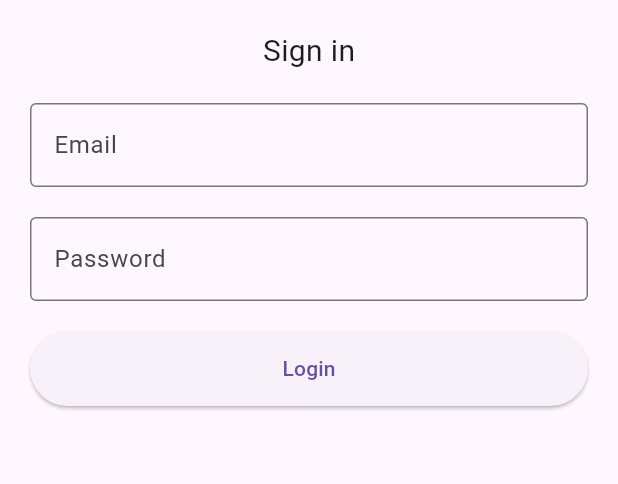
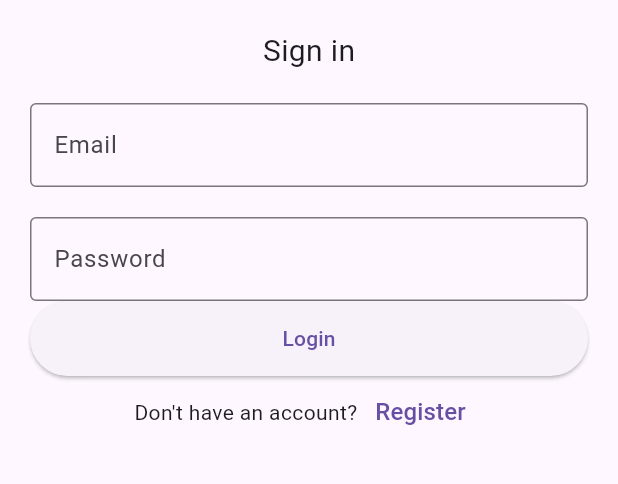
Before and after one commit to CSC-3380-Spring-2025/Team-15, a Flutter app: the screen it shows after launch, on a phone screen of 412 x 824 dp, the part 179-663 px from its top. Run offline on Flutter 3.47's test engine with Material 3 defaults, Android fonts, the phone set to English and light mode, and no system bars; our stand-ins replace audioplayers, firebase_auth, firebase_core, table_calendar; accounts and stored records are empty.

Commit message:
Added user registration

```diff
--- a/fortis/lib/pages/user_login.dart
+++ b/fortis/lib/pages/user_login.dart
@@ -1,7 +1,7 @@
 import 'package:firebase_auth/firebase_auth.dart';
 import 'package:flutter/material.dart';
 
-import '../services/firebase_auth.dart';
+import '/services/firebase_auth.dart';
 import '/main.dart';
 
 class LoginPage extends StatefulWidget {
@@ -12,29 +12,73 @@ class LoginPage extends StatefulWidget {
   }
 
 class _LoginPageState extends State<LoginPage> {
-  TextEditingController emailController = TextEditingController();
-  TextEditingController passwordController = TextEditingController();
   final FirebaseAuthService _firebaseAuthService = FirebaseAuthService();
 
-  void _signIn() async {
-    String email = emailController.text;
-    String password = passwordController.text;
-    User? user = await _firebaseAuthService.signInWithEmailAndPassword(
-      email,
-      password,
-    );
+  void _signIn(String email, String password) async {
+    User? user = await _firebaseAuthService.signInWithEmailAndPassword(email, password);
+
+    if (!mounted) return;
 
     if (user != null) {
-      print("Login successful");
       Navigator.pushReplacement(
         context,
         MaterialPageRoute(builder: (context) => const MainScreen()),
       );
     } else {
       ScaffoldMessenger.of(context).showSnackBar(
-        const SnackBar(
-          content: Text("Login failed, email or password is incorrect"),
+        const SnackBar(content: Text("Login failed, email or password is incorrect")),
+      );
+    }
+  }
+
+  void _toRegstrationPage() {
+    Navigator.push(
+      context,
+      MaterialPageRoute(builder: (context) => const RegistrationPage()),
+    );
+  }
+
+  @override
+  Widget build(BuildContext context) {
+    return Scaffold(
+      appBar: AppBar(title: const Text('Login')),
+      body: CredentialsUI(
+        title: 'Sign in',
+        firstButtonText: 'Login',
+        secondButtonText: 'Register',
+        secondButtonTextNote: "Don't have an account?",
+        onFirstButtonPress: (email, password) {
+          _signIn(email, password);
+        },
+        onSecondButtonPress: _toRegstrationPage,
       ),
+    );
+  }
+}
+
+class RegistrationPage extends StatefulWidget {
+  const RegistrationPage({super.key});
+
+  @override
+  State<RegistrationPage> createState() => _RegistrationPageState();
+}
+
+class _RegistrationPageState extends State<RegistrationPage>{
+  final FirebaseAuthService _firebaseAuthService = FirebaseAuthService();
+
+  void _signUp(String email, String password) async {
+    User? user = await _firebaseAuthService.signUpWithEmailAndPassword(email, password);
+
+    if (!mounted) return;
+
+    if (user != null) {
+      ScaffoldMessenger.of(context).showSnackBar(
+        const SnackBar(content: Text("Registration successful!")),
+      );
+      Navigator.pop(context);
+    } else {
+      ScaffoldMessenger.of(context).showSnackBar(
+        const SnackBar(content: Text("Failed to register, use an email or stronger password. (test message, change later)")),
       );
     }
   }
@@ -42,8 +86,55 @@ class _LoginPageState extends State<LoginPage> {
   @override
   Widget build(BuildContext context) {
     return Scaffold(
-      appBar: AppBar(title: const Text('Login')),
-      body: Padding(
+      appBar: AppBar(title: const Text('Register')),
+      body: CredentialsUI(
+        title: 'Register',
+        firstButtonText: 'Register',
+        secondButtonText: 'Login',
+        secondButtonTextNote: "Already have an account?",
+        onFirstButtonPress: (email, password) {
+          _signUp(email, password);
+        },
+        onSecondButtonPress: () {
+          Navigator.pop(context);
+        },
+      ),
+    );
+  }
+}
+
+class CredentialsUI extends StatefulWidget {
+  final String title;
+  final String firstButtonText;
+  final String secondButtonText;
+  final void Function(String email, String password) onFirstButtonPress;
+  final VoidCallback onSecondButtonPress;
+  final String? secondButtonTextNote;
+
+  const CredentialsUI({
+    required this.title,
+    required this.firstButtonText,
+    required this.secondButtonText,
+    required this.onFirstButtonPress,
+    required this.onSecondButtonPress,
+    this.secondButtonTextNote,
+    super.key
+  });
+
+  @override
+  State<CredentialsUI> createState() => _CredentialsUIState();
+}
+
+class _CredentialsUIState extends State<CredentialsUI> {
+  final TextEditingController _emailController = TextEditingController();
+  final TextEditingController _passwordController = TextEditingController();
+
+  String get email => _emailController.text;
+  String get password => _passwordController.text;
+
+  @override
+  Widget build(BuildContext context) {
+    return Padding(
       padding: const EdgeInsets.all(10.0),
       child: ListView(
         children: <Widget>[
@@ -62,12 +153,15 @@ class _LoginPageState extends State<LoginPage> {
           Container(
             alignment: Alignment.center,
             padding: const EdgeInsets.all(10),
-              child: const Text('Sign in', style: TextStyle(fontSize: 20)),
+            child: Text(
+              widget.title,
+              style: const TextStyle(fontSize: 20),
+            ),
           ),
           Container(
             padding: const EdgeInsets.all(10),
             child: TextField(
-                controller: emailController,
+              controller: _emailController,
               decoration: const InputDecoration(
                 border: OutlineInputBorder(),
                 labelText: 'Email',
@@ -78,7 +172,7 @@ class _LoginPageState extends State<LoginPage> {
             padding: const EdgeInsets.fromLTRB(10, 10, 10, 0),
             child: TextField(
               obscureText: true,
-                controller: passwordController,
+              controller: _passwordController,
               decoration: const InputDecoration(
                 border: OutlineInputBorder(),
                 labelText: 'Password',
@@ -87,14 +181,29 @@ class _LoginPageState extends State<LoginPage> {
           ),
           Container(
             height: 50,
-              margin: const EdgeInsets.fromLTRB(10, 20, 10, 0),
+            padding: const EdgeInsets.fromLTRB(10, 0, 10, 0),
             child: ElevatedButton(
-                onPressed: _signIn,
-                child: const Text('Login'),
+              onPressed: () {
+                widget.onFirstButtonPress(email, password);
+              },
+              child: Text(widget.firstButtonText),
+            ),
+          ),
+          if (widget.secondButtonTextNote != null)
+            Row(
+              mainAxisAlignment: MainAxisAlignment.center,
+              children: <Widget>[
+                Text(widget.secondButtonTextNote!),
+                TextButton(
+                  onPressed: widget.onSecondButtonPress,
+                  child: Text(
+                    widget.secondButtonText,
+                    style: const TextStyle(fontSize: 16),
                   ),
                 ),
               ],
             ),
+        ],
       ),
     );
   }
```
Lines whose indentation alone changed are shown as unchanged.
